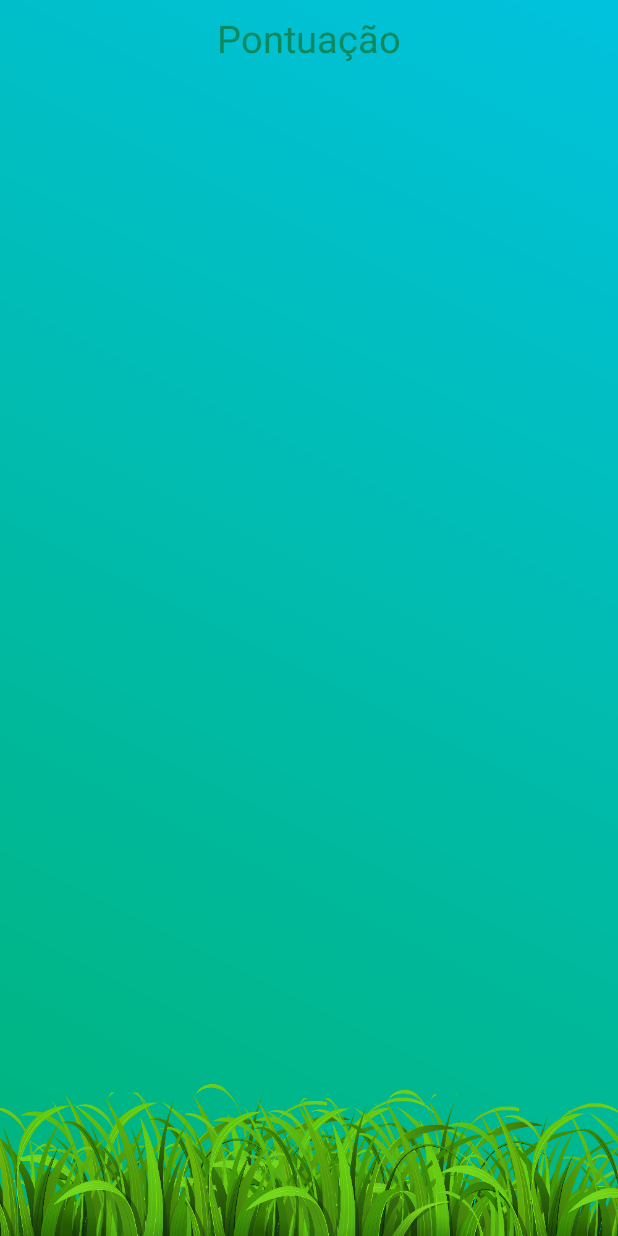
After one commit to erickkenji/HiperForca, an Android app: the layout fragment_tutorial_score.xml on its own in the app's theme, with its tools: preview values and no code run, on a phone screen of 412 x 824 dp. The commit adds this screen. Run offline under Robolectric (Android 15) with nearby library versions, the phone set to English and light mode, and no system bars.

Commit message:
Tutorial is now a pager view

```diff
--- a/app/src/main/java/tutorial/TutorialActivity.kt
+++ b/app/src/main/java/tutorial/TutorialActivity.kt
@@ -13,9 +13,7 @@ class TutorialActivity : AppCompatActivity() {
     override fun onCreate(savedInstanceState: Bundle?) {
         super.onCreate(savedInstanceState)
         setContentView(R.layout.activity_tutorial)
-        setSupportActionBar(activity_tutorial_toolbar)
-        supportActionBar?.setDisplayHomeAsUpEnabled(true)
-        supportActionBar?.setDisplayShowHomeEnabled(true)
+        activity_tutorial_pager.adapter = TutorialPagerAdapter(supportFragmentManager)
     }
 
     override fun onOptionsItemSelected(item: MenuItem?): Boolean {
--- /dev/null
+++ b/app/src/main/res/layout/fragment_tutorial_score.xml
@@ -0,0 +1,25 @@
+<?xml version="1.0" encoding="utf-8"?>
+<RelativeLayout xmlns:android="http://schemas.android.com/apk/res/android"
+    xmlns:app="http://schemas.android.com/apk/res-auto"
+    android:id="@+id/activity_main_container"
+    android:layout_width="match_parent"
+    android:layout_height="match_parent"
+    android:background="@drawable/bg_gradient"
+    android:orientation="vertical">
+
+    <TextView
+        android:layout_width="wrap_content"
+        android:layout_height="wrap_content"
+        android:layout_centerHorizontal="true"
+        android:text="Pontuação"
+        android:textColor="@color/color_primary_dark"
+        android:layout_marginTop="8dp"
+        android:textSize="25sp"/>
+
+    <ImageView
+        android:layout_width="800dp"
+        android:layout_height="120dp"
+        android:layout_alignParentBottom="true"
+        android:scaleType="fitXY"
+        android:src="@drawable/ico_grass"/>
+</RelativeLayout>
--- a/build.gradle
+++ b/build.gradle
@@ -7,7 +7,7 @@ buildscript {
         jcenter()
     }
     dependencies {
-        classpath 'com.android.tools.build:gradle:3.0.0'
+        classpath 'com.android.tools.build:gradle:3.0.1'
         classpath "org.jetbrains.kotlin:kotlin-gradle-plugin:$kotlin_version"
 
         // NOTE: Do not place your application dependencies here; they belong
```
Also changed, not shown: app/src/main/java/tutorial/TutorialPagerAdapter.kt (added, +28 -0 lines), app/src/main/java/tutorial/TutorialRulesFragment.kt (added, +27 -0 lines), app/src/main/java/tutorial/TutorialScoreFragment.kt (added, +27 -0 lines), app/src/main/res/layout/activity_tutorial.xml (+4 -33 lines), app/src/main/res/layout/fragment_tutorial_rules.xml (added, +25 -0 lines).
